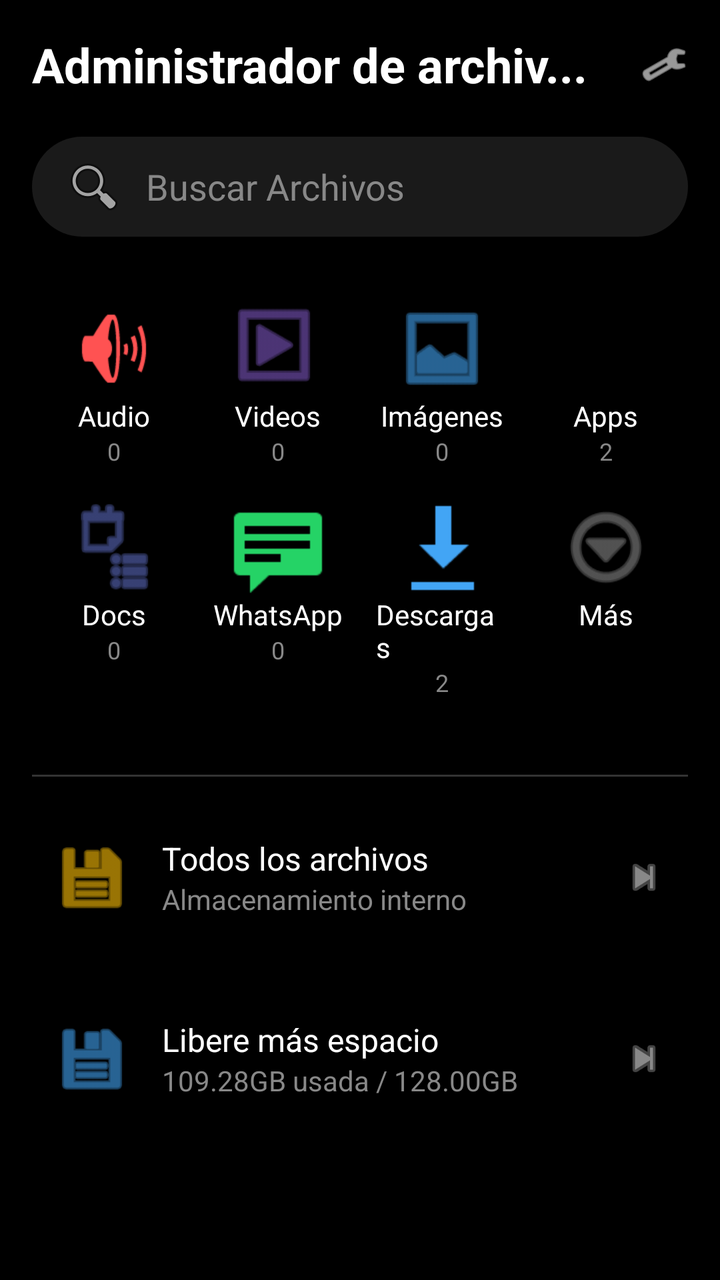
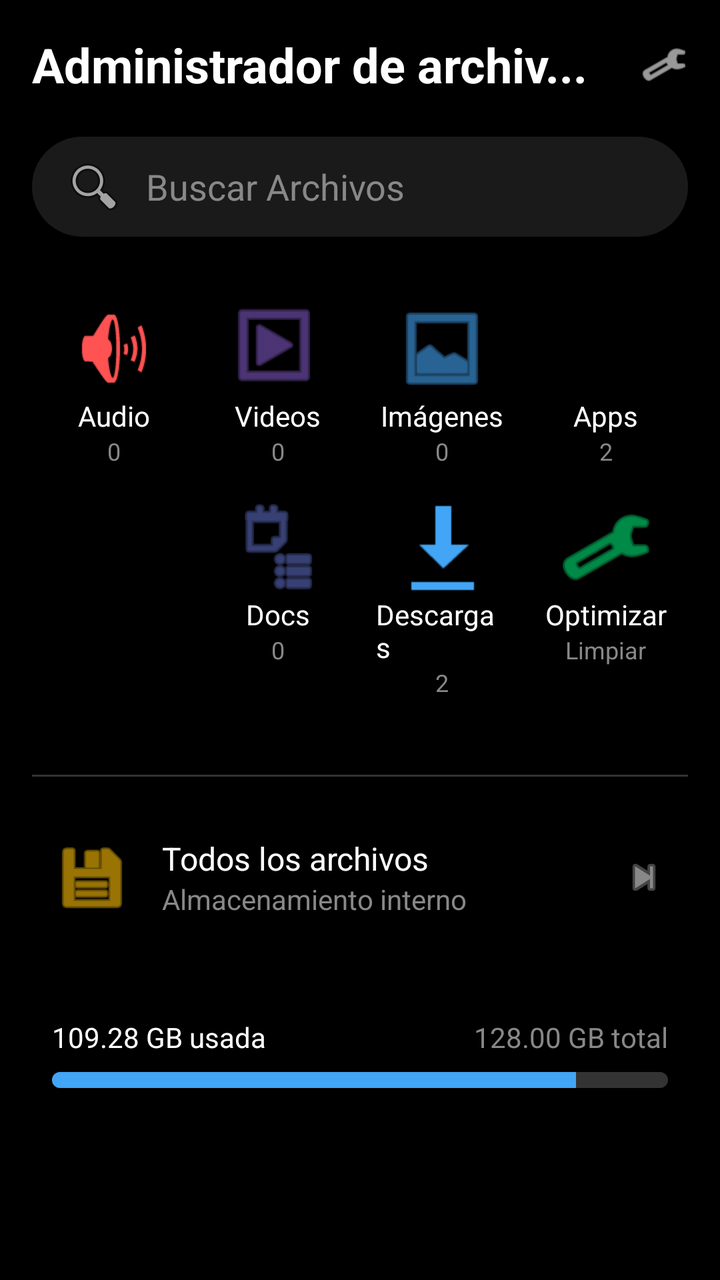

Compare the two renders of this Android layout. The source of the first and the diff that turns it into the second are given below.
<!-- AndroidManifest.xml: application theme Theme.FileFix -->
<!-- res/layout/activity_dashboard.xml -->
<?xml version="1.0" encoding="utf-8"?>
<androidx.core.widget.NestedScrollView xmlns:android="http://schemas.android.com/apk/res/android"
    xmlns:app="http://schemas.android.com/apk/res-auto"
    xmlns:tools="http://schemas.android.com/tools"
    android:layout_width="match_parent"
    android:layout_height="match_parent"
    android:background="#000000"
    tools:context=".DashboardActivity">
    ​
    <androidx.constraintlayout.widget.ConstraintLayout
        android:layout_width="match_parent"
        android:layout_height="wrap_content"
        android:padding="16dp">
        ​
        <TextView
            android:id="@+id/tvTitle"
            android:layout_width="wrap_content"
            android:layout_height="wrap_content"
            android:text="Administrador de archiv..."
            android:textColor="#FFFFFF"
            android:textSize="24sp"
            android:textStyle="bold"
            app:layout_constraintStart_toStartOf="parent"
            app:layout_constraintTop_toTopOf="parent" />
        ​
        <ImageView
            android:layout_width="24dp"
            android:layout_height="24dp"
            android:src="@android:drawable/ic_menu_manage"
            app:layout_constraintEnd_toEndOf="parent"
            app:layout_constraintTop_toTopOf="@id/tvTitle"
            app:layout_constraintBottom_toBottomOf="@id/tvTitle"
            app:tint="#FFFFFF" />
        ​
        <EditText
            android:id="@+id/etSearch"
            android:layout_width="match_parent"
            android:layout_height="50dp"
            android:layout_marginTop="20dp"
            android:background="@drawable/search_bg"
            android:drawableStart="@android:drawable/ic_menu_search"
            android:drawablePadding="10dp"
            android:hint="Buscar Archivos"
            android:paddingStart="15dp"
            android:textColorHint="#888888"
            app:layout_constraintTop_toBottomOf="@id/tvTitle" />
        ​
        <GridLayout
            android:id="@+id/gridLayout"
            android:layout_width="match_parent"
            android:layout_height="wrap_content"
            android:layout_marginTop="24dp"
            android:columnCount="4"
            android:rowCount="2"
            app:layout_constraintTop_toBottomOf="@id/etSearch">
            ​
            
            <LinearLayout
                android:layout_width="0dp"
                android:layout_height="wrap_content"
                android:layout_columnWeight="1"
                android:gravity="center"
                android:orientation="vertical"
                android:padding="8dp">
                <ImageView
                    android:layout_width="48dp"
                    android:layout_height="48dp"
                    android:src="@android:drawable/ic_lock_silent_mode_off"
                    app:tint="#FF5252" />
                <TextView
                    android:layout_width="wrap_content"
                    android:layout_height="wrap_content"
                    android:text="Audio"
                    android:textColor="#FFFFFF" />
                <TextView
                    android:id="@+id/tvAudioCount"
                    android:layout_width="wrap_content"
                    android:layout_height="wrap_content"
                    android:text="0"
                    android:textColor="#888888"
                    android:textSize="12sp" />
            </LinearLayout>
            ​
            
            <LinearLayout
                android:layout_width="0dp"
                android:layout_height="wrap_content"
                android:layout_columnWeight="1"
                android:gravity="center"
                android:orientation="vertical"
                android:padding="8dp">
                <ImageView
                    android:layout_width="48dp"
                    android:layout_height="48dp"
                    android:src="@android:drawable/ic_menu_slideshow"
                    app:tint="#7E57C2" />
                <TextView
                    android:layout_width="wrap_content"
                    android:layout_height="wrap_content"
                    android:text="Videos"
                    android:textColor="#FFFFFF" />
                <TextView
                    android:id="@+id/tvVideoCount"
                    android:layout_width="wrap_content"
                    android:layout_height="wrap_content"
                    android:text="0"
                    android:textColor="#888888"
                    android:textSize="12sp" />
            </LinearLayout>
            ​
            
            <LinearLayout
                android:layout_width="0dp"
                android:layout_height="wrap_content"
                android:layout_columnWeight="1"
                android:gravity="center"
                android:orientation="vertical"
                android:padding="8dp">
                <ImageView
                    android:layout_width="48dp"
                    android:layout_height="48dp"
                    android:src="@android:drawable/ic_menu_gallery"
                    app:tint="#42A5F5" />
                <TextView
                    android:layout_width="wrap_content"
                    android:layout_height="wrap_content"
                    android:text="Imágenes"
                    android:textColor="#FFFFFF" />
                <TextView
                    android:id="@+id/tvImageCount"
                    android:layout_width="wrap_content"
                    android:layout_height="wrap_content"
                    android:text="0"
                    android:textColor="#888888"
                    android:textSize="12sp" />
            </LinearLayout>
            ​
            
            <LinearLayout
                android:layout_width="0dp"
                android:layout_height="wrap_content"
                android:layout_columnWeight="1"
                android:gravity="center"
                android:orientation="vertical"
                android:padding="8dp">
                <ImageView
                    android:layout_width="48dp"
                    android:layout_height="48dp"
                    android:src="@android:drawable/sym_def_app_icon"
                    app:tint="#66BB6A" />
                <TextView
                    android:layout_width="wrap_content"
                    android:layout_height="wrap_content"
                    android:text="Apps"
                    android:textColor="#FFFFFF" />
                <TextView
                    android:layout_width="wrap_content"
                    android:layout_height="wrap_content"
                    android:text="2"
                    android:textColor="#888888"
                    android:textSize="12sp" />
            </LinearLayout>
            ​
            
            
            <LinearLayout
                android:layout_width="0dp"
                android:layout_height="wrap_content"
                android:layout_columnWeight="1"
                android:gravity="center"
                android:orientation="vertical"
                android:padding="8dp">
                <ImageView
                    android:layout_width="48dp"
                    android:layout_height="48dp"
                    android:src="@android:drawable/ic_menu_agenda"
                    app:tint="#5C6BC0" />
                <TextView
                    android:layout_width="wrap_content"
                    android:layout_height="wrap_content"
                    android:text="Docs"
                    android:textColor="#FFFFFF" />
                <TextView
                    android:id="@+id/tvDocCount"
                    android:layout_width="wrap_content"
                    android:layout_height="wrap_content"
                    android:text="0"
                    android:textColor="#888888"
                    android:textSize="12sp" />
            </LinearLayout>
            ​
            
            <LinearLayout
                android:layout_width="0dp"
                android:layout_height="wrap_content"
                android:layout_columnWeight="1"
                android:gravity="center"
                android:orientation="vertical"
                android:padding="8dp">
                <ImageView
                    android:layout_width="48dp"
                    android:layout_height="48dp"
                    android:src="@android:drawable/stat_notify_chat"
                    app:tint="#25D366" />
                <TextView
                    android:layout_width="wrap_content"
                    android:layout_height="wrap_content"
                    android:text="WhatsApp"
                    android:textColor="#FFFFFF" />
                <TextView
                    android:layout_width="wrap_content"
                    android:layout_height="wrap_content"
                    android:text="0"
                    android:textColor="#888888"
                    android:textSize="12sp" />
            </LinearLayout>
            ​
            
            <LinearLayout
                android:layout_width="0dp"
                android:layout_height="wrap_content"
                android:layout_columnWeight="1"
                android:gravity="center"
                android:orientation="vertical"
                android:padding="8dp">
                <ImageView
                    android:layout_width="48dp"
                    android:layout_height="48dp"
                    android:src="@android:drawable/stat_sys_download_done"
                    app:tint="#42A5F5" />
                <TextView
                    android:layout_width="wrap_content"
                    android:layout_height="wrap_content"
                    android:text="Descargas"
                    android:textColor="#FFFFFF" />
                <TextView
                    android:layout_width="wrap_content"
                    android:layout_height="wrap_content"
                    android:text="2"
                    android:textColor="#888888"
                    android:textSize="12sp" />
            </LinearLayout>
            ​
            
            <LinearLayout
                android:layout_width="0dp"
                android:layout_height="wrap_content"
                android:layout_columnWeight="1"
                android:gravity="center"
                android:orientation="vertical"
                android:padding="8dp">
                <ImageView
                    android:layout_width="48dp"
                    android:layout_height="48dp"
                    android:src="@android:drawable/ic_menu_more"
                    app:tint="#888888" />
                <TextView
                    android:layout_width="wrap_content"
                    android:layout_height="wrap_content"
                    android:text="Más"
                    android:textColor="#FFFFFF" />
                <TextView
                    android:layout_width="wrap_content"
                    android:layout_height="wrap_content"
                    android:text=""
                    android:textColor="#888888"
                    android:textSize="12sp" />
            </LinearLayout>
        </GridLayout>
        ​
        <View
            android:id="@+id/divider"
            android:layout_width="match_parent"
            android:layout_height="1dp"
            android:layout_marginTop="30dp"
            android:background="#333333"
            app:layout_constraintTop_toBottomOf="@id/gridLayout" />
        ​
        <LinearLayout
            android:id="@+id/llAllFiles"
            android:layout_width="match_parent"
            android:layout_height="wrap_content"
            android:layout_marginTop="20dp"
            android:clickable="true"
            android:focusable="true"
            android:gravity="center_vertical"
            android:orientation="horizontal"
            android:padding="10dp"
            app:layout_constraintTop_toBottomOf="@id/divider">
            ​
            <ImageView
                android:layout_width="40dp"
                android:layout_height="40dp"
                android:src="@android:drawable/ic_menu_save"
                app:tint="#FFC107" />
            ​
            <LinearLayout
                android:layout_width="0dp"
                android:layout_height="wrap_content"
                android:layout_marginStart="15dp"
                android:layout_weight="1"
                android:orientation="vertical">
                ​
                <TextView
                    android:layout_width="wrap_content"
                    android:layout_height="wrap_content"
                    android:text="Todos los archivos"
                    android:textColor="#FFFFFF"
                    android:textSize="16sp" />
                ​
                <TextView
                    android:layout_width="wrap_content"
                    android:layout_height="wrap_content"
                    android:text="Almacenamiento interno"
                    android:textColor="#888888"
                    android:textSize="14sp" />
            </LinearLayout>
            ​
            <ImageView
                android:layout_width="24dp"
                android:layout_height="24dp"
                android:src="@android:drawable/ic_media_next"
                app:tint="#888888" />
        </LinearLayout>
        ​
        <LinearLayout
            android:id="@+id/llStorage"
            android:layout_width="match_parent"
            android:layout_height="wrap_content"
            android:layout_marginTop="30dp"
            android:gravity="center_vertical"
            android:orientation="horizontal"
            android:padding="10dp"
            app:layout_constraintTop_toBottomOf="@id/llAllFiles">
            ​
            <ImageView
                android:layout_width="40dp"
                android:layout_height="40dp"
                android:src="@android:drawable/ic_menu_save"
                app:tint="#42A5F5" />
            ​
            <LinearLayout
                android:layout_width="0dp"
                android:layout_height="wrap_content"
                android:layout_marginStart="15dp"
                android:layout_weight="1"
                android:orientation="vertical">
                ​
                <TextView
                    android:layout_width="wrap_content"
                    android:layout_height="wrap_content"
                    android:text="Libere más espacio"
                    android:textColor="#FFFFFF"
                    android:textSize="16sp" />
                ​
                <TextView
                    android:layout_width="wrap_content"
                    android:layout_height="wrap_content"
                    android:text="109.28GB usada / 128.00GB"
                    android:textColor="#888888"
                    android:textSize="14sp" />
            </LinearLayout>
            ​
            <ImageView
                android:layout_width="24dp"
                android:layout_height="24dp"
                android:src="@android:drawable/ic_media_next"
                app:tint="#888888" />
        </LinearLayout>
        ​
    </androidx.constraintlayout.widget.ConstraintLayout>
</androidx.core.widget.NestedScrollView>
<!-- resources referenced by this layout -->
<resources>
  <!-- drawable search_bg (drawable) -->
  <?xml version="1.0" encoding="utf-8"?>
  <shape xmlns:android="http://schemas.android.com/apk/res/android">
      <solid android:color="#1A1A1A" />
      <corners android:radius="25dp" />
  </shape>
  <style name="Theme.FileFix" parent="Theme.MaterialComponents.DayNight.NoActionBar">
          
          <item name="colorPrimary">@color/purple_500</item>
          <item name="colorPrimaryVariant">@color/purple_700</item>
          <item name="colorOnPrimary">@color/white</item>
          
          <item name="colorSecondary">@color/teal_200</item>
          <item name="colorSecondaryVariant">@color/teal_700</item>
          <item name="colorOnSecondary">@color/black</item>
          
          <item name="android:statusBarColor">?attr/colorPrimaryVariant</item>
          
      </style>
  <color name="purple_500">#FF6200EE</color>
  <color name="purple_700">#FF3700B3</color>
  <color name="white">#FFFFFFFF</color>
  <color name="teal_200">#FF03DAC5</color>
  <color name="teal_700">#FF018786</color>
  <color name="black">#FF000000</color>
</resources>

<!-- the commit's change to res/layout/activity_dashboard.xml (unified diff, before → after) -->
@@ -53,7 +53,8 @@
             android:columnCount="4"
             android:rowCount="2"
             app:layout_constraintTop_toBottomOf="@id/etSearch">
-            ​
+
+            
             
             <LinearLayout
                 android:layout_width="0dp"
@@ -80,7 +81,7 @@
                     android:textColor="#888888"
                     android:textSize="12sp" />
             </LinearLayout>
-            ​
+
             
             <LinearLayout
                 android:layout_width="0dp"
@@ -107,7 +108,7 @@
                     android:textColor="#888888"
                     android:textSize="12sp" />
             </LinearLayout>
-            ​
+
             
             <LinearLayout
                 android:layout_width="0dp"
@@ -134,7 +135,7 @@
                     android:textColor="#888888"
                     android:textSize="12sp" />
             </LinearLayout>
-            ​
+
             
             <LinearLayout
                 android:layout_width="0dp"
@@ -160,8 +161,10 @@
                     android:textColor="#888888"
                     android:textSize="12sp" />
             </LinearLayout>
-            ​
-            
+
+            
+            <View android:layout_width="0dp" android:layout_height="0dp" android:layout_columnWeight="0.5" />
+
             
             <LinearLayout
                 android:layout_width="0dp"
@@ -188,38 +191,15 @@
                     android:textColor="#888888"
                     android:textSize="12sp" />
             </LinearLayout>
-            ​
-            
-            <LinearLayout
-                android:layout_width="0dp"
-                android:layout_height="wrap_content"
-                android:layout_columnWeight="1"
-                android:gravity="center"
-                android:orientation="vertical"
-                android:padding="8dp">
-                <ImageView
-                    android:layout_width="48dp"
-                    android:layout_height="48dp"
-                    android:src="@android:drawable/stat_notify_chat"
-                    app:tint="#25D366" />
-                <TextView
-                    android:layout_width="wrap_content"
-                    android:layout_height="wrap_content"
-                    android:text="WhatsApp"
-                    android:textColor="#FFFFFF" />
-                <TextView
-                    android:layout_width="wrap_content"
-                    android:layout_height="wrap_content"
-                    android:text="0"
-                    android:textColor="#888888"
-                    android:textSize="12sp" />
-            </LinearLayout>
-            ​
-            
-            <LinearLayout
-                android:layout_width="0dp"
-                android:layout_height="wrap_content"
-                android:layout_columnWeight="1"
+
+            
+            <LinearLayout
+                android:id="@+id/llDownloads"
+                android:layout_width="0dp"
+                android:layout_height="wrap_content"
+                android:layout_columnWeight="1"
+                android:clickable="true"
+                android:focusable="true"
                 android:gravity="center"
                 android:orientation="vertical"
                 android:padding="8dp">
@@ -234,40 +214,46 @@
                     android:text="Descargas"
                     android:textColor="#FFFFFF" />
                 <TextView
+                    android:id="@+id/tvDownloadCount"
                     android:layout_width="wrap_content"
                     android:layout_height="wrap_content"
                     android:text="2"
                     android:textColor="#888888"
                     android:textSize="12sp" />
             </LinearLayout>
-            ​
-            
-            <LinearLayout
-                android:layout_width="0dp"
-                android:layout_height="wrap_content"
-                android:layout_columnWeight="1"
-                android:gravity="center"
-                android:orientation="vertical"
-                android:padding="8dp">
-                <ImageView
-                    android:layout_width="48dp"
-                    android:layout_height="48dp"
-                    android:src="@android:drawable/ic_menu_more"
-                    app:tint="#888888" />
-                <TextView
-                    android:layout_width="wrap_content"
-                    android:layout_height="wrap_content"
-                    android:text="Más"
-                    android:textColor="#FFFFFF" />
-                <TextView
-                    android:layout_width="wrap_content"
-                    android:layout_height="wrap_content"
-                    android:text=""
-                    android:textColor="#888888"
-                    android:textSize="12sp" />
-            </LinearLayout>
+
+            
+            <LinearLayout
+                android:id="@+id/llOptimizeCategory"
+                android:layout_width="0dp"
+                android:layout_height="wrap_content"
+                android:layout_columnWeight="1"
+                android:clickable="true"
+                android:focusable="true"
+                android:gravity="center"
+                android:orientation="vertical"
+                android:padding="8dp">
+                <ImageView
+                    android:layout_width="48dp"
+                    android:layout_height="48dp"
+                    android:src="@android:drawable/ic_menu_manage"
+                    app:tint="#00E676" />
+                <TextView
+                    android:layout_width="wrap_content"
+                    android:layout_height="wrap_content"
+                    android:text="Optimizar"
+                    android:textColor="#FFFFFF" />
+                <TextView
+                    android:layout_width="wrap_content"
+                    android:layout_height="wrap_content"
+                    android:text="Limpiar"
+                    android:textColor="#888888"
+                    android:textSize="12sp" />
+            </LinearLayout>
+
+            <View android:layout_width="0dp" android:layout_height="0dp" android:layout_columnWeight="0.5" />
         </GridLayout>
-        ​
+
         <View
             android:id="@+id/divider"
             android:layout_width="match_parent"
@@ -275,7 +261,7 @@
             android:layout_marginTop="30dp"
             android:background="#333333"
             app:layout_constraintTop_toBottomOf="@id/gridLayout" />
-        ​
+
         <LinearLayout
             android:id="@+id/llAllFiles"
             android:layout_width="match_parent"
@@ -287,27 +273,27 @@
             android:orientation="horizontal"
             android:padding="10dp"
             app:layout_constraintTop_toBottomOf="@id/divider">
-            ​
+
             <ImageView
                 android:layout_width="40dp"
                 android:layout_height="40dp"
                 android:src="@android:drawable/ic_menu_save"
                 app:tint="#FFC107" />
-            ​
+
             <LinearLayout
                 android:layout_width="0dp"
                 android:layout_height="wrap_content"
                 android:layout_marginStart="15dp"
                 android:layout_weight="1"
                 android:orientation="vertical">
-                ​
+
                 <TextView
                     android:layout_width="wrap_content"
                     android:layout_height="wrap_content"
                     android:text="Todos los archivos"
                     android:textColor="#FFFFFF"
                     android:textSize="16sp" />
-                ​
+
                 <TextView
                     android:layout_width="wrap_content"
                     android:layout_height="wrap_content"
@@ -315,57 +301,55 @@
                     android:textColor="#888888"
                     android:textSize="14sp" />
             </LinearLayout>
-            ​
+
             <ImageView
                 android:layout_width="24dp"
                 android:layout_height="24dp"
                 android:src="@android:drawable/ic_media_next"
                 app:tint="#888888" />
         </LinearLayout>
-        ​
+
+        
         <LinearLayout
-            android:id="@+id/llStorage"
+            android:id="@+id/llStorageInfo"
             android:layout_width="match_parent"
             android:layout_height="wrap_content"
             android:layout_marginTop="30dp"
-            android:gravity="center_vertical"
-            android:orientation="horizontal"
+            android:orientation="vertical"
             android:padding="10dp"
             app:layout_constraintTop_toBottomOf="@id/llAllFiles">
-            ​
-            <ImageView
-                android:layout_width="40dp"
-                android:layout_height="40dp"
-                android:src="@android:drawable/ic_menu_save"
-                app:tint="#42A5F5" />
-            ​
-            <LinearLayout
-                android:layout_width="0dp"
-                android:layout_height="wrap_content"
-                android:layout_marginStart="15dp"
-                android:layout_weight="1"
-                android:orientation="vertical">
-                ​
-                <TextView
-                    android:layout_width="wrap_content"
-                    android:layout_height="wrap_content"
-                    android:text="Libere más espacio"
+
+            <RelativeLayout
+                android:layout_width="match_parent"
+                android:layout_height="wrap_content"
+                android:layout_marginBottom="8dp">
+
+                <TextView
+                    android:id="@+id/tvStorageUsed"
+                    android:layout_width="wrap_content"
+                    android:layout_height="wrap_content"
+                    android:text="109.28 GB usada"
                     android:textColor="#FFFFFF"
-                    android:textSize="16sp" />
-                ​
-                <TextView
-                    android:layout_width="wrap_content"
-                    android:layout_height="wrap_content"
-                    android:text="109.28GB usada / 128.00GB"
-                    android:textColor="#888888"
                     android:textSize="14sp" />
-            </LinearLayout>
-            ​
-            <ImageView
-                android:layout_width="24dp"
-                android:layout_height="24dp"
-                android:src="@android:drawable/ic_media_next"
-                app:tint="#888888" />
+
+                <TextView
+                    android:id="@+id/tvStorageTotal"
+                    android:layout_width="wrap_content"
+                    android:layout_height="wrap_content"
+                    android:layout_alignParentEnd="true"
+                    android:text="128.00 GB total"
+                    android:textColor="#888888"
+                    android:textSize="14sp" />
+            </RelativeLayout>
+
+            <ProgressBar
+                android:id="@+id/storageProgressBar"
+                style="@android:style/Widget.ProgressBar.Horizontal"
+                android:layout_width="match_parent"
+                android:layout_height="8dp"
+                android:progress="85"
+                android:progressDrawable="@drawable/storage_progress_bg" />
+
         </LinearLayout>
         ​
     </androidx.constraintlayout.widget.ConstraintLayout>
<!-- resource entries referenced after the edit -->
@@ -6,6 +6,24 @@
       <solid android:color="#1A1A1A" />
       <corners android:radius="25dp" />
   </shape>
+  <!-- drawable storage_progress_bg (drawable) -->
+  <?xml version="1.0" encoding="utf-8"?>
+  <layer-list xmlns:android="http://schemas.android.com/apk/res/android">
+      <item android:id="@android:id/background">
+          <shape>
+              <corners android:radius="5dp" />
+              <solid android:color="#333333" />
+          </shape>
+      </item>
+      <item android:id="@android:id/progress">
+          <clip>
+              <shape>
+                  <corners android:radius="5dp" />
+                  <solid android:color="#42A5F5" />
+              </shape>
+          </clip>
+      </item>
+  </layer-list>
   <style name="Theme.FileFix" parent="Theme.MaterialComponents.DayNight.NoActionBar">
           
           <item name="colorPrimary">@color/purple_500</item>
